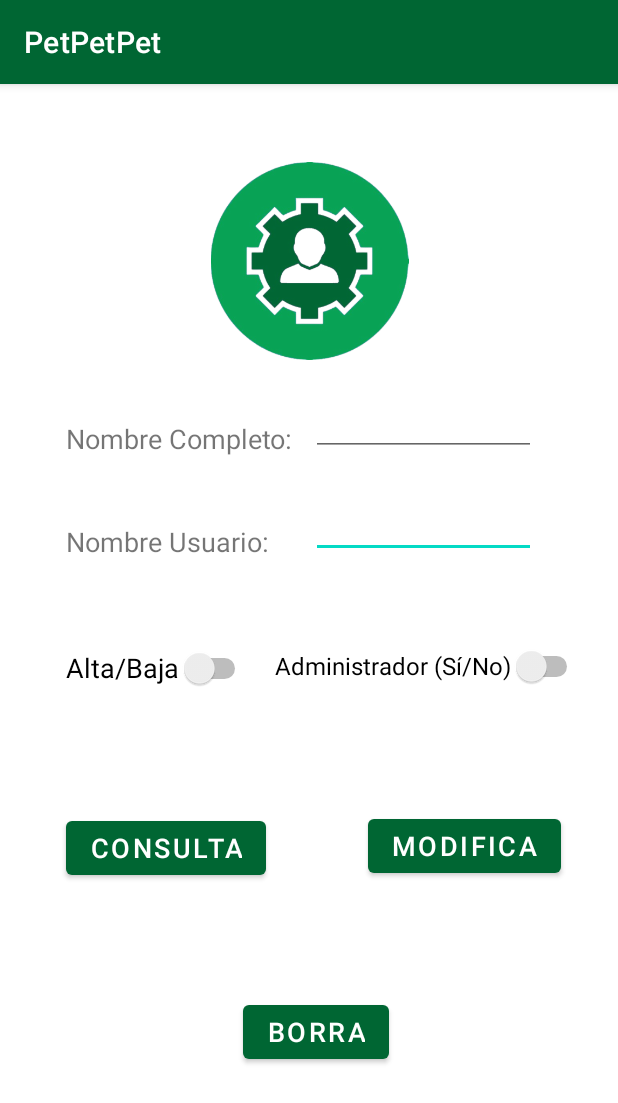
After one commit to Dicorgir/PMDMGrupal_PetPetPet, an Android app: the MainActivityAdminUsuarios screen opened directly, with no data from a screen before it, on a phone screen of 412 x 824 dp. The commit adds this screen. Shown: the top 1103 px of the screen. Run offline under Robolectric (Android 15) with nearby library versions, the phone set to English and light mode, and no system bars.

Commit message:
Ventana de administrar usuarios completada y hemos puesto un boton en la pestaña registro para que nos lleve a esta

```diff
--- a/app/src/main/AndroidManifest.xml
+++ b/app/src/main/AndroidManifest.xml
@@ -43,6 +43,9 @@
         <activity
             android:name=".Lista"
             android:exported="false" />
+        <activity
+            android:name=".MainActivityAdminUsuarios"
+            android:exported="false" />
     </application>
 
 </manifest>
--- a/app/src/main/java/com/example/petpetpet/MainActivity3.kt
+++ b/app/src/main/java/com/example/petpetpet/MainActivity3.kt
@@ -185,6 +185,11 @@ class MainActivity3 : AppCompatActivity() {
             val lista = Intent(this@MainActivity3, Lista::class.java)
             startActivity(lista)
         }
+        // Botón administrar Usuarios
+        binding.buttonAdministrarUsuarios.setOnClickListener {
+            val intent = Intent(this, MainActivityAdminUsuarios::class.java)
+            startActivity(intent)
+        }
     }
 
     private fun abrirSelectorDeArchivos() {
--- /dev/null
+++ b/app/src/main/java/com/example/petpetpet/MainActivityAdminUsuarios.kt
@@ -0,0 +1,11 @@
+package com.example.petpetpet
+
+import androidx.appcompat.app.AppCompatActivity
+import android.os.Bundle
+
+class MainActivityAdminUsuarios : AppCompatActivity() {
+    override fun onCreate(savedInstanceState: Bundle?) {
+        super.onCreate(savedInstanceState)
+        setContentView(R.layout.pestana_administrar_usuarios)
+    }
+}
--- /dev/null
+++ b/app/src/main/res/layout/pestana_administrar_usuarios.xml
@@ -0,0 +1,131 @@
+<?xml version="1.0" encoding="utf-8"?>
+<androidx.constraintlayout.widget.ConstraintLayout xmlns:android="http://schemas.android.com/apk/res/android"
+    xmlns:app="http://schemas.android.com/apk/res-auto"
+    xmlns:tools="http://schemas.android.com/tools"
+    android:layout_width="match_parent"
+    android:layout_height="match_parent"
+    tools:context=".MainActivityAdminUsuarios">
+
+    <ImageView
+        android:id="@+id/imageView3"
+        android:layout_width="135dp"
+        android:layout_height="132dp"
+        android:layout_marginTop="52dp"
+        app:layout_constraintEnd_toEndOf="parent"
+        app:layout_constraintStart_toStartOf="parent"
+        app:layout_constraintTop_toTopOf="parent"
+        app:srcCompat="@drawable/iconoadminstrarusuairos" />
+
+    <TextView
+        android:id="@+id/textView3"
+        android:layout_width="wrap_content"
+        android:layout_height="wrap_content"
+        android:layout_marginStart="44dp"
+        android:layout_marginTop="40dp"
+        android:text="@string/nombreCompleto"
+        android:textSize="18sp"
+        app:layout_constraintStart_toStartOf="parent"
+        app:layout_constraintTop_toBottomOf="@+id/imageView3" />
+
+    <EditText
+        android:id="@+id/cuadroUsuarioUsur"
+        android:layout_width="150sp"
+        android:layout_height="40sp"
+        android:layout_marginStart="28dp"
+        android:layout_marginTop="28dp"
+        android:ems="10"
+        android:inputType="text"
+        android:text="@string/vacio"
+        android:textColor="@color/black"
+        android:textSize="17sp"
+        app:layout_constraintStart_toEndOf="@+id/textView5"
+        app:layout_constraintTop_toBottomOf="@+id/cuadroNombreCompleto"
+        tools:ignore="TouchTargetSizeCheck,SpeakableTextPresentCheck" />
+
+    <EditText
+        android:id="@+id/cuadroNombreCompleto"
+        android:layout_width="150sp"
+        android:layout_height="40sp"
+        android:layout_marginStart="12dp"
+        android:layout_marginTop="24dp"
+        android:ems="10"
+        android:inputType="text"
+        android:text="@string/vacio"
+        android:textColor="@color/black"
+        android:textSize="17sp"
+        app:layout_constraintStart_toEndOf="@+id/textView3"
+        app:layout_constraintTop_toBottomOf="@+id/imageView3"
+        tools:ignore="TouchTargetSizeCheck,SpeakableTextPresentCheck" />
+
+    <TextView
+        android:id="@+id/textView5"
+        android:layout_width="wrap_content"
+        android:layout_height="wrap_content"
+        android:layout_marginStart="44dp"
+        android:layout_marginTop="44dp"
+        android:text="@string/nombreUsuario"
+        android:textSize="18sp"
+        app:layout_constraintStart_toStartOf="parent"
+        app:layout_constraintTop_toBottomOf="@+id/textView3" />
+
+    <Switch
+        android:id="@+id/switchAltaBaja"
+        android:layout_width="wrap_content"
+        android:layout_height="wrap_content"
+        android:layout_marginStart="44dp"
+        android:layout_marginTop="48dp"
+        android:minHeight="48dp"
+        android:text="@string/alta_baja"
+        android:textSize="18sp"
+        app:layout_constraintStart_toStartOf="parent"
+        app:layout_constraintTop_toBottomOf="@+id/textView5"
+        tools:ignore="UseSwitchCompatOrMaterialXml" />
+
+    <Switch
+        android:id="@+id/switch4"
+        android:layout_width="wrap_content"
+        android:layout_height="wrap_content"
+        android:layout_marginStart="16dp"
+        android:layout_marginTop="48dp"
+        android:minHeight="48dp"
+        android:text="@string/admin"
+        android:textSize="16sp"
+        app:layout_constraintStart_toEndOf="@+id/switchAltaBaja"
+        app:layout_constraintTop_toBottomOf="@+id/cuadroUsuarioUsur"
+        tools:ignore="UseSwitchCompatOrMaterialXml" />
+
+    <Button
+        android:id="@+id/botonConsultarUsuario"
+        android:layout_width="wrap_content"
+        android:layout_height="wrap_content"
+        android:layout_marginStart="44dp"
+        android:layout_marginTop="72dp"
+        android:text="@string/BotonConsulta"
+        android:textSize="18sp"
+        app:layout_constraintStart_toStartOf="parent"
+        app:layout_constraintTop_toBottomOf="@+id/switchAltaBaja" />
+
+    <Button
+        android:id="@+id/botonModificarUsuario"
+        android:layout_width="wrap_content"
+        android:layout_height="wrap_content"
+        android:layout_marginStart="68dp"
+        android:layout_marginTop="72dp"
+        android:text="@string/BotonModifica"
+        android:textSize="18sp"
+        app:layout_constraintStart_toEndOf="@+id/botonConsultarUsuario"
+        app:layout_constraintTop_toBottomOf="@+id/switch4" />
+
+    <Button
+        android:id="@+id/botonBorrarUsuarios"
+        android:layout_width="wrap_content"
+        android:layout_height="wrap_content"
+        android:layout_marginBottom="112dp"
+        android:text="@string/BotonBorrar"
+        android:textSize="18sp"
+        app:layout_constraintBottom_toBottomOf="parent"
+        app:layout_constraintEnd_toEndOf="@+id/botonModificarUsuario"
+        app:layout_constraintHorizontal_bias="0.507"
+        app:layout_constraintStart_toStartOf="@+id/botonConsultarUsuario" />
+
+</androidx.constraintlayout.widget.ConstraintLayout>
--- a/app/src/main/res/layout/pestana_registro.xml
+++ b/app/src/main/res/layout/pestana_registro.xml
@@ -268,10 +268,20 @@
         android:id="@+id/button"
         android:layout_width="wrap_content"
         android:layout_height="wrap_content"
-        android:layout_marginStart="132dp"
-        android:layout_marginTop="16dp"
+        android:layout_marginStart="232dp"
+        android:layout_marginTop="20dp"
         android:text="@string/BotonImagen"
         app:layout_constraintStart_toStartOf="parent"
         app:layout_constraintTop_toBottomOf="@+id/botonConsultarTodas" />
 
+    <Button
+        android:id="@+id/buttonAdministrarUsuarios"
+        android:layout_width="wrap_content"
+        android:layout_height="wrap_content"
+        android:layout_marginTop="20dp"
+        android:layout_marginEnd="36dp"
+        android:text="@string/botonAdmin"
+        app:layout_constraintEnd_toStartOf="@+id/button"
+        app:layout_constraintTop_toBottomOf="@+id/botonConsulta" />
+
 </androidx.constraintlayout.widget.ConstraintLayout>
--- a/app/src/main/res/values/strings.xml
+++ b/app/src/main/res/values/strings.xml
@@ -27,6 +27,10 @@
     <string name="ID_PERRO">ID_PERRO</string>
     <string name="TituloLista">Lista de Animales Almacenados</string>
     <string name="admin">Administrador (Sí/No)</string>
+    <string name="nombreCompleto">Nombre Completo: </string>
+    <string name="nombreUsuario">Nombre Usuario: </string>
+    <string name="alta_baja">Alta/Baja</string>
+    <string name="botonAdmin">Admin. Usuarios</string>
     <string name="vacio"></string>
 
 </resources>
```
Also changed, not shown: app/src/main/res/drawable-hdpi/iconoadminstrarusuairos.png (added), app/src/main/res/drawable-mdpi/iconoadminstrarusuairos.png (added), app/src/main/res/drawable-xhdpi/iconoadminstrarusuairos.png (added), app/src/main/res/drawable-xxhdpi/iconoadminstrarusuairos.png (added), app/src/main/res/drawable-xxxhdpi/iconoadminstrarusuairos.png (added).
